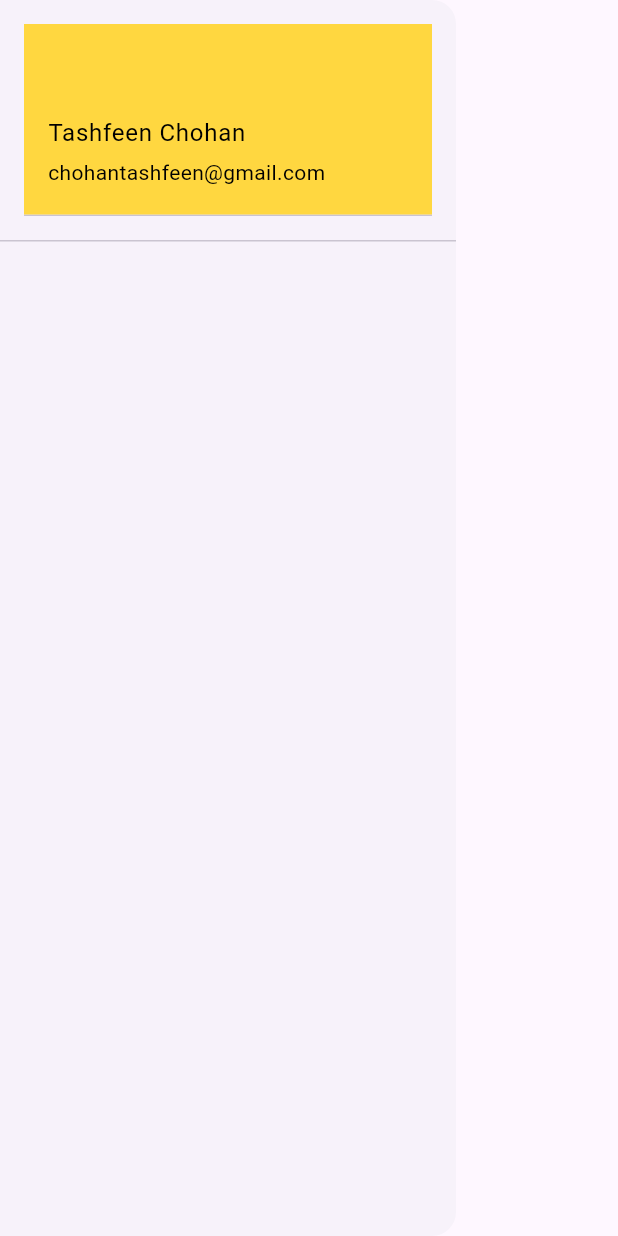
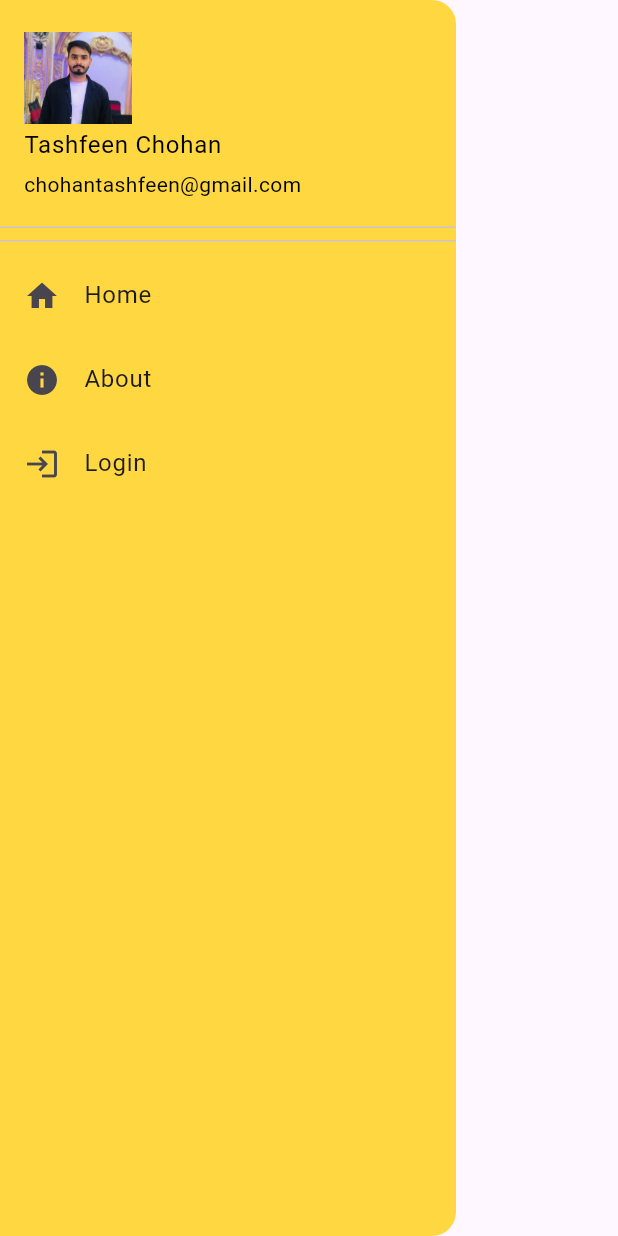
Before and after one commit to Tashfeen-Chohan/Flutter-Tutorial, a Flutter app: the MyDrawer widget shown alone on an empty page, opened directly, on a phone screen of 412 x 824 dp. Run offline on Flutter 3.47's test engine with Material 3 defaults, Android fonts, the phone set to English and light mode, and no system bars; network calls fail.

```diff
--- a/lib/widgets/drawer.dart
+++ b/lib/widgets/drawer.dart
@@ -6,22 +6,30 @@ class MyDrawer extends StatelessWidget {
   @override
   Widget build(BuildContext context) {
     return Drawer(
+      backgroundColor: Colors.amberAccent,
       child: ListView(
-        children: const [
+        children: [
           DrawerHeader(
+              padding: EdgeInsets.zero,
               child: UserAccountsDrawerHeader(
-            decoration: BoxDecoration(
-              color: Colors.amberAccent,
+                decoration: const BoxDecoration(
+                  color: Colors.transparent,
                 ),
-            accountName: Text(
+                accountName: const Text(
                   "Tashfeen Chohan",
                   style: TextStyle(color: Colors.black),
                 ),
-            accountEmail: Text(
+                accountEmail: const Text(
                   "chohantashfeen@gmail.com",
                   style: TextStyle(color: Colors.black),
                 ),
-          ))
+                currentAccountPicture: Image.asset(
+                  "assets/images/profile.jpg",
+                ),
+              )),
+          const ListTile(leading: Icon(Icons.home), title: Text("Home")),
+          const ListTile(leading: Icon(Icons.info), title: Text("About")),
+          const ListTile(leading: Icon(Icons.login), title: Text("Login")),
         ],
       ),
     );
```
Also changed, not shown: lib/models/catalog.dart (added, +29 -0 lines), lib/pages/home_page..dart (+12 -5 lines), lib/widgets/item_widgets.dart (added, +29 -0 lines), assets/images/programming.jpg (deleted). Lines whose indentation alone changed are shown as unchanged.
